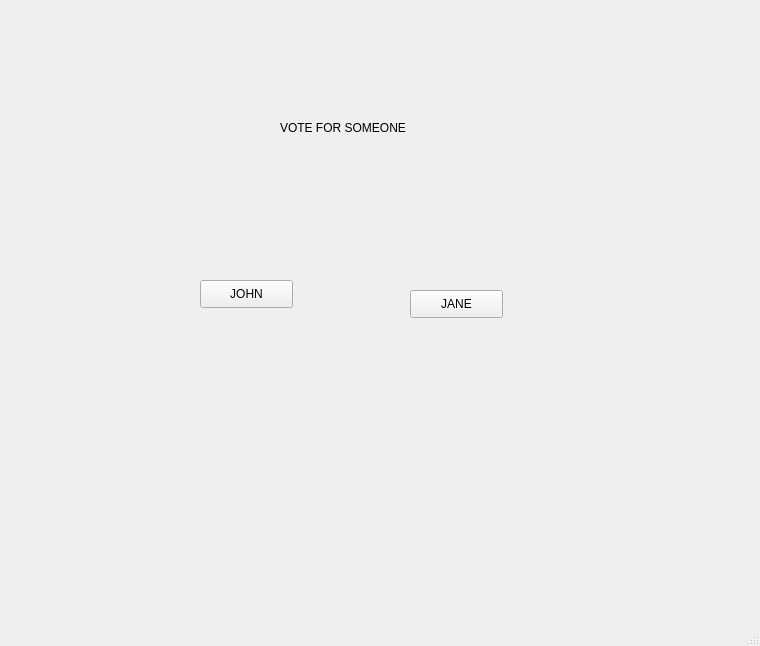
Above: voting_view.ui from Mjames951/voter-booth before the change. Below: the same form after it.
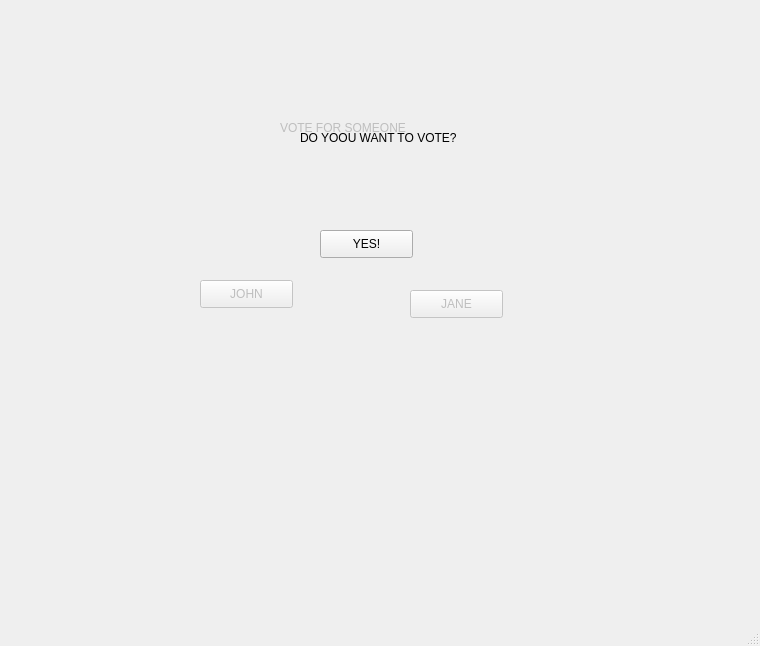
That is the form after the change.

What changed in the file:
```diff
--- a/voting_view.ui
+++ b/voting_view.ui
@@ -15,6 +15,9 @@
   </property>
   <widget class="QWidget" name="centralwidget">
    <widget class="QPushButton" name="votebutton_john">
+    <property name="enabled">
+     <bool>false</bool>
+    </property>
     <property name="geometry">
      <rect>
       <x>200</x>
@@ -28,6 +31,9 @@
     </property>
    </widget>
    <widget class="QPushButton" name="votebutton_jane">
+    <property name="enabled">
+     <bool>false</bool>
+    </property>
     <property name="geometry">
      <rect>
       <x>410</x>
@@ -41,6 +47,9 @@
     </property>
    </widget>
    <widget class="QLabel" name="heading">
+    <property name="enabled">
+     <bool>false</bool>
+    </property>
     <property name="geometry">
      <rect>
       <x>280</x>
@@ -53,6 +62,32 @@
      <string>VOTE FOR SOMEONE</string>
     </property>
    </widget>
+   <widget class="QLabel" name="label">
+    <property name="geometry">
+     <rect>
+      <x>300</x>
+      <y>130</y>
+      <width>201</width>
+      <height>16</height>
+     </rect>
+    </property>
+    <property name="text">
+     <string>DO YOOU WANT TO VOTE?</string>
+    </property>
+   </widget>
+   <widget class="QPushButton" name="pushButton">
+    <property name="geometry">
+     <rect>
+      <x>320</x>
+      <y>230</y>
+      <width>93</width>
+      <height>28</height>
+     </rect>
+    </property>
+    <property name="text">
+     <string>YES!</string>
+    </property>
+   </widget>
   </widget>
   <widget class="QMenuBar" name="menubar">
    <property name="geometry">
```
